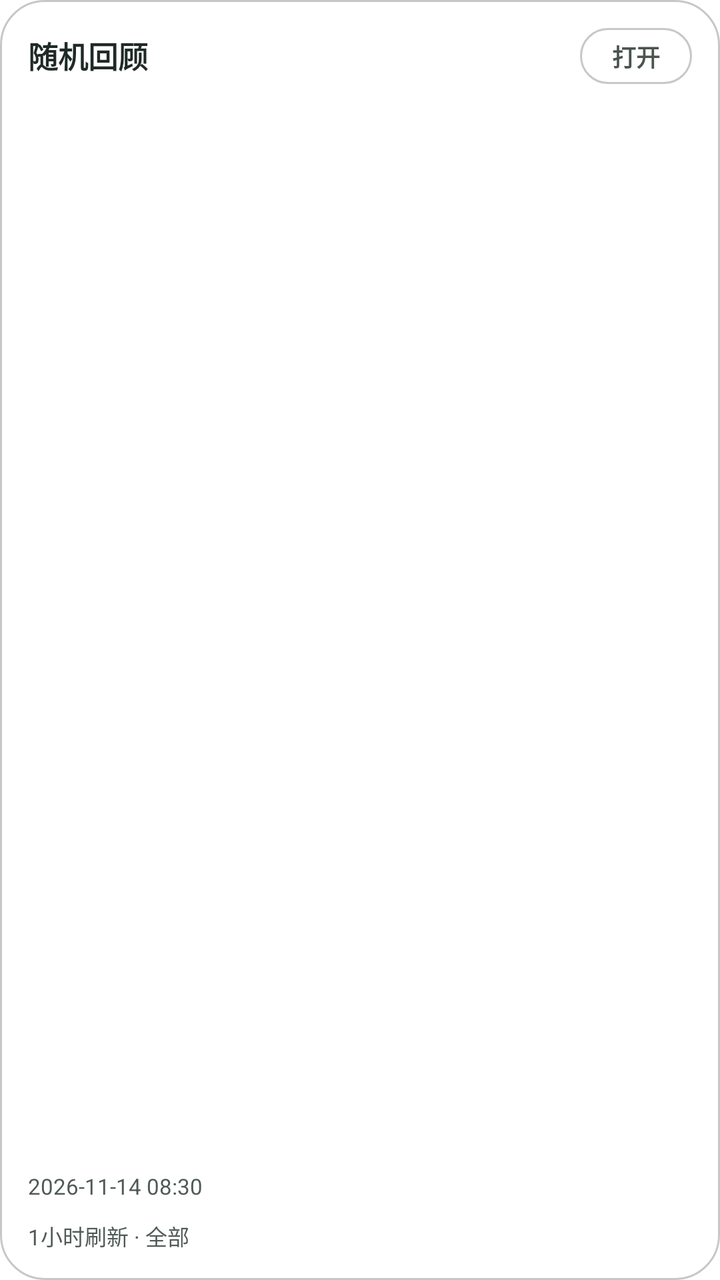
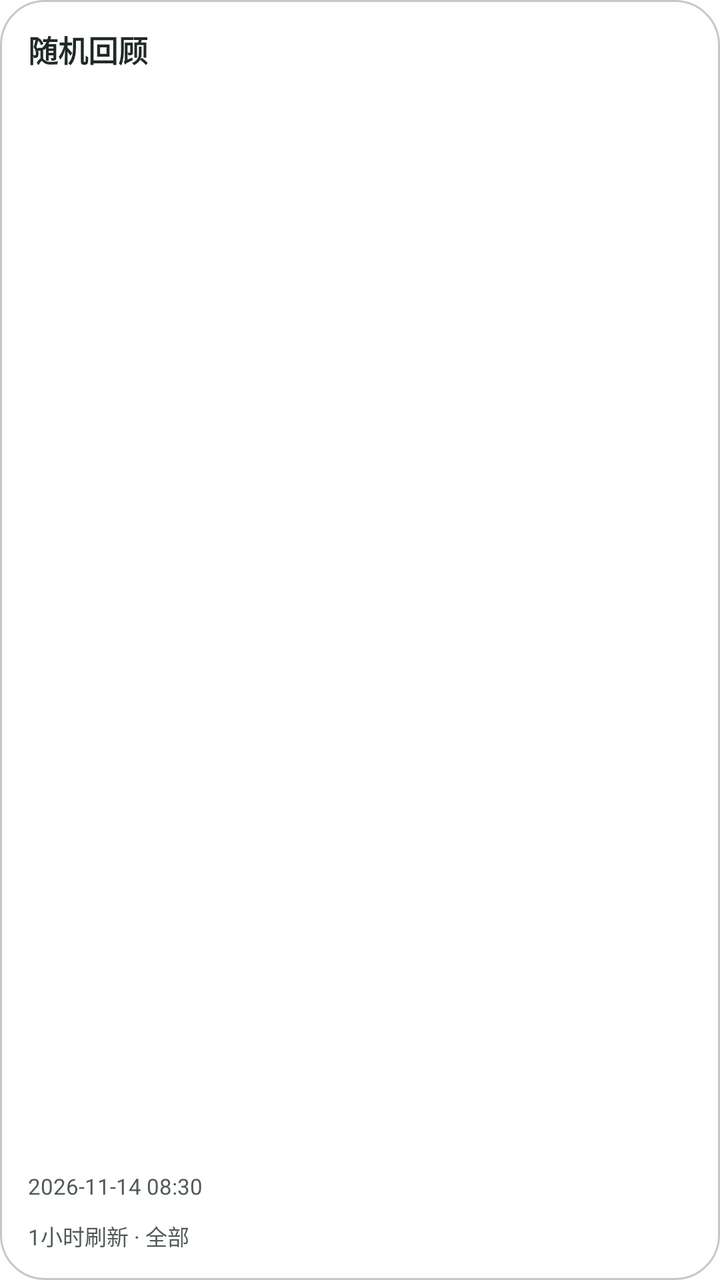

Two renders of the same Android screen: before a commit and after it. Below are the layout's source before the change and the commit's diff.
<!-- AndroidManifest.xml: fallback theme Theme.MaterialComponents.DayNight.NoActionBar -->
<!-- res/layout/inkpaper_random_review_widget.xml -->
<?xml version="1.0" encoding="utf-8"?>
<FrameLayout xmlns:android="http://schemas.android.com/apk/res/android"
    android:id="@+id/inkpaper_widget_glass_root"
    android:layout_width="match_parent"
    android:layout_height="match_parent"
    android:background="@drawable/inkpaper_widget_background">

    <ImageView
        android:id="@+id/inkpaper_widget_glass"
        android:layout_width="match_parent"
        android:layout_height="match_parent"
        android:contentDescription="@null"
        android:scaleType="centerCrop"
        android:visibility="gone" />

    <LinearLayout
        android:id="@+id/inkpaper_widget_review_container"
        android:layout_width="match_parent"
        android:layout_height="match_parent"
        android:gravity="center_vertical"
        android:orientation="vertical"
        android:padding="14dp">

        <LinearLayout
            android:layout_width="match_parent"
            android:layout_height="wrap_content"
            android:gravity="center_vertical"
            android:orientation="horizontal">

            <TextView
                android:id="@+id/inkpaper_widget_title"
                android:layout_width="0dp"
                android:layout_height="wrap_content"
                android:layout_weight="1"
                android:ellipsize="end"
                android:includeFontPadding="false"
                android:maxLines="1"
                android:text="随机回顾"
                android:textColor="@color/inkpaper_widget_text"
                android:textSize="15sp"
                android:textStyle="bold" />

            <TextView
                android:id="@+id/inkpaper_widget_random"
                android:layout_width="wrap_content"
                android:layout_height="28dp"
                android:background="@drawable/inkpaper_widget_chip"
                android:gravity="center"
                android:includeFontPadding="false"
                android:minWidth="56dp"
                android:paddingLeft="10dp"
                android:paddingRight="10dp"
                android:text="打开"
                android:textColor="@color/inkpaper_widget_accent"
                android:textSize="12sp"
                android:textStyle="bold" />
        </LinearLayout>

        
        <ListView
            android:id="@+id/inkpaper_widget_review_list"
            android:layout_width="match_parent"
            android:layout_height="0dp"
            android:layout_marginTop="12dp"
            android:layout_weight="1"
            android:cacheColorHint="@android:color/transparent"
            android:divider="@null"
            android:dividerHeight="0dp"
            android:listSelector="@android:color/transparent"
            android:requiresFadingEdge="none"
            android:scrollbars="none" />

        <TextView
            android:id="@+id/inkpaper_widget_review_time"
            android:layout_width="match_parent"
            android:layout_height="wrap_content"
            android:layout_marginTop="6dp"
            android:ellipsize="end"
            android:includeFontPadding="false"
            android:maxLines="1"
            android:text="2026-11-14 08:30"
            android:textColor="@color/inkpaper_widget_muted"
            android:textSize="11sp" />

        <TextView
            android:id="@+id/inkpaper_widget_status"
            android:layout_width="match_parent"
            android:layout_height="wrap_content"
            android:layout_marginTop="10dp"
            android:ellipsize="end"
            android:includeFontPadding="false"
            android:maxLines="1"
            android:text="1小时刷新 · 全部"
            android:textColor="@color/inkpaper_widget_muted"
            android:textSize="11sp" />
    </LinearLayout>
</FrameLayout>
<!-- resources referenced by this layout -->
<resources>
  <color name="inkpaper_widget_accent">#4A544F</color>
  <color name="inkpaper_widget_muted">#4F5A55</color>
  <color name="inkpaper_widget_text">#1F2A27</color>
  <!-- drawable inkpaper_widget_background (drawable) -->
  <?xml version="1.0" encoding="utf-8"?>
  <layer-list xmlns:android="http://schemas.android.com/apk/res/android">
      
      <item>
          <shape android:shape="rectangle">
              <solid android:color="@color/inkpaper_widget_background" />
              <corners android:radius="22dp" />
          </shape>
      </item>
      
      <item>
          <shape android:shape="rectangle">
              <gradient
                  android:angle="270"
                  android:endColor="@color/inkpaper_widget_highlight_end"
                  android:startColor="@color/inkpaper_widget_highlight_start" />
              <corners android:radius="22dp" />
          </shape>
      </item>
      
      <item>
          <shape android:shape="rectangle">
              <gradient
                  android:angle="270"
                  android:endColor="@color/inkpaper_widget_sheen_end"
                  android:startColor="@color/inkpaper_widget_sheen_start" />
              <corners android:radius="22dp" />
          </shape>
      </item>
      
      <item>
          <shape android:shape="rectangle">
              <stroke
                  android:width="1dp"
                  android:color="@color/inkpaper_widget_border" />
              <corners android:radius="22dp" />
          </shape>
      </item>
      
      <item
          android:bottom="1dp"
          android:left="1dp"
          android:right="1dp"
          android:top="1dp">
          <shape android:shape="rectangle">
              <stroke
                  android:width="1dp"
                  android:color="@color/inkpaper_widget_rim" />
              <corners android:radius="21dp" />
          </shape>
      </item>
  </layer-list>
  <!-- drawable inkpaper_widget_chip (drawable) -->
  <?xml version="1.0" encoding="utf-8"?>
  <layer-list xmlns:android="http://schemas.android.com/apk/res/android">
      <item>
          <shape android:shape="rectangle">
              <solid android:color="@color/inkpaper_widget_surface" />
              <corners android:radius="14dp" />
          </shape>
      </item>
      <item>
          <shape android:shape="rectangle">
              <stroke
                  android:width="1dp"
                  android:color="@color/inkpaper_widget_border" />
              <corners android:radius="14dp" />
          </shape>
      </item>
  </layer-list>
  <color name="inkpaper_widget_background">#C7FFFFFF</color>
  <color name="inkpaper_widget_highlight_end">#00FFFFFF</color>
  <color name="inkpaper_widget_highlight_start">#2EFFFFFF</color>
  <color name="inkpaper_widget_sheen_end">#14FFFFFF</color>
  <color name="inkpaper_widget_sheen_start">#5CFFFFFF</color>
  <color name="inkpaper_widget_border">#38000000</color>
  <color name="inkpaper_widget_rim">#2EFFFFFF</color>
  <color name="inkpaper_widget_surface">#B4FFFFFF</color>
</resources>

<!-- the commit's change to res/layout/inkpaper_random_review_widget.xml (unified diff, before → after) -->
@@ -21,40 +21,18 @@
         android:orientation="vertical"
         android:padding="14dp">
 
-        <LinearLayout
+        
+        <TextView
+            android:id="@+id/inkpaper_widget_title"
             android:layout_width="match_parent"
             android:layout_height="wrap_content"
-            android:gravity="center_vertical"
-            android:orientation="horizontal">
-
-            <TextView
-                android:id="@+id/inkpaper_widget_title"
-                android:layout_width="0dp"
-                android:layout_height="wrap_content"
-                android:layout_weight="1"
-                android:ellipsize="end"
-                android:includeFontPadding="false"
-                android:maxLines="1"
-                android:text="随机回顾"
-                android:textColor="@color/inkpaper_widget_text"
-                android:textSize="15sp"
-                android:textStyle="bold" />
-
-            <TextView
-                android:id="@+id/inkpaper_widget_random"
-                android:layout_width="wrap_content"
-                android:layout_height="28dp"
-                android:background="@drawable/inkpaper_widget_chip"
-                android:gravity="center"
-                android:includeFontPadding="false"
-                android:minWidth="56dp"
-                android:paddingLeft="10dp"
-                android:paddingRight="10dp"
-                android:text="打开"
-                android:textColor="@color/inkpaper_widget_accent"
-                android:textSize="12sp"
-                android:textStyle="bold" />
-        </LinearLayout>
+            android:ellipsize="end"
+            android:includeFontPadding="false"
+            android:maxLines="1"
+            android:text="随机回顾"
+            android:textColor="@color/inkpaper_widget_text"
+            android:textSize="15sp"
+            android:textStyle="bold" />
 
         
         <ListView
<!-- resource entries referenced after the edit -->
@@ -1,6 +1,5 @@
 <!-- resources referenced by this layout -->
 <resources>
-  <color name="inkpaper_widget_accent">#4A544F</color>
   <color name="inkpaper_widget_muted">#4F5A55</color>
   <color name="inkpaper_widget_text">#1F2A27</color>
   <!-- drawable inkpaper_widget_background (drawable) -->
@@ -56,24 +55,6 @@
           </shape>
       </item>
   </layer-list>
-  <!-- drawable inkpaper_widget_chip (drawable) -->
-  <?xml version="1.0" encoding="utf-8"?>
-  <layer-list xmlns:android="http://schemas.android.com/apk/res/android">
-      <item>
-          <shape android:shape="rectangle">
-              <solid android:color="@color/inkpaper_widget_surface" />
-              <corners android:radius="14dp" />
-          </shape>
-      </item>
-      <item>
-          <shape android:shape="rectangle">
-              <stroke
-                  android:width="1dp"
-                  android:color="@color/inkpaper_widget_border" />
-              <corners android:radius="14dp" />
-          </shape>
-      </item>
-  </layer-list>
   <color name="inkpaper_widget_background">#C7FFFFFF</color>
   <color name="inkpaper_widget_highlight_end">#00FFFFFF</color>
   <color name="inkpaper_widget_highlight_start">#2EFFFFFF</color>
@@ -81,6 +62,5 @@
   <color name="inkpaper_widget_sheen_start">#5CFFFFFF</color>
   <color name="inkpaper_widget_border">#38000000</color>
   <color name="inkpaper_widget_rim">#2EFFFFFF</color>
-  <color name="inkpaper_widget_surface">#B4FFFFFF</color>
 </resources>
 
